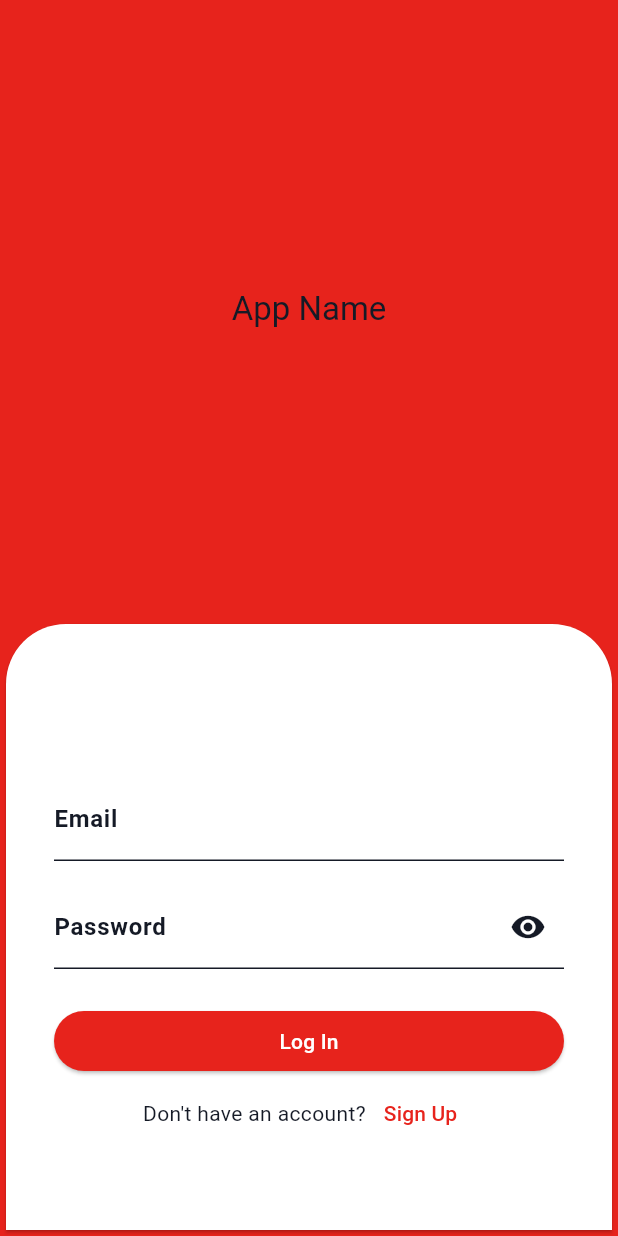
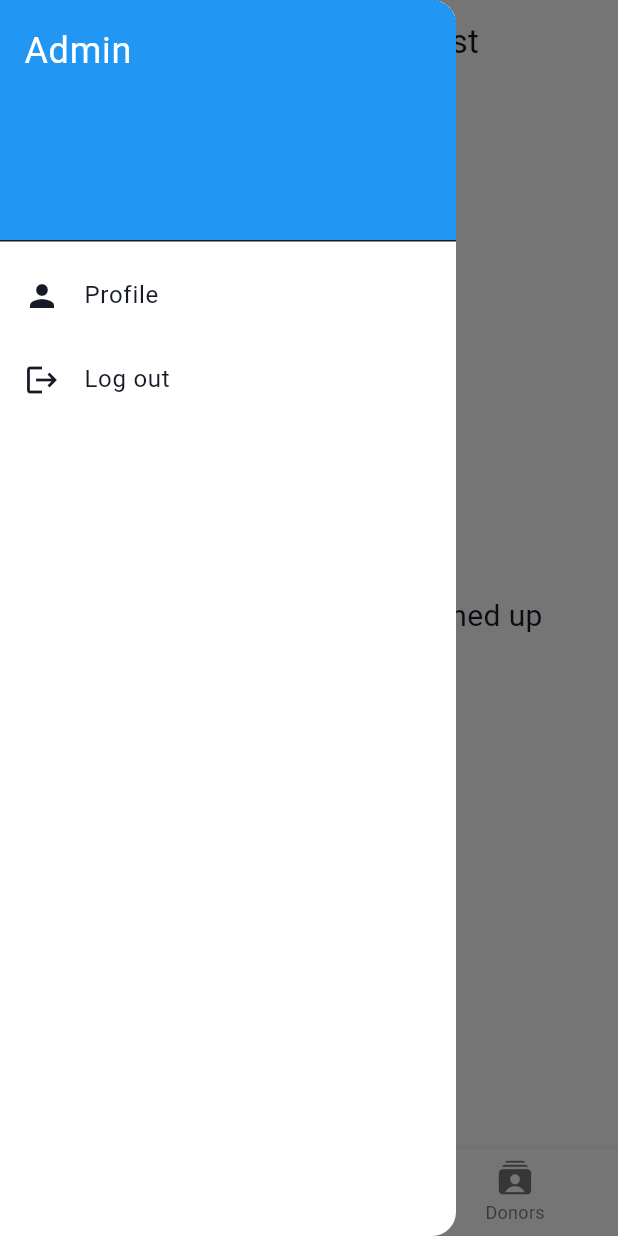
Before and after one commit to ICS-CMSC-23/Sayonarang, a Flutter app: the screen it shows after launch, with the side drawer open (before the commit the screen has no drawer), on a phone screen of 412 x 824 dp. Run offline on Flutter 3.47's test engine with Material 3 defaults, Android fonts, the phone set to English and light mode, and no system bars; our stand-ins replace cloud_firestore, firebase_auth, firebase_core; accounts and stored records are empty.

Commit message:
feat: add basic admin pages

```diff
--- a/lib/main.dart
+++ b/lib/main.dart
@@ -8,6 +8,9 @@ import './providers/user_provider.dart';
 import 'package:donation_app/screens/org/org_donation_drives.dart';
 import 'package:donation_app/screens/org/org_home.dart';
 import 'package:donation_app/screens/org/org_profile.dart';
+
+import 'providers/admin_provider.dart';
+import 'screens/admin/admin_home.dart';
 
 void main() async {
   WidgetsFlutterBinding.ensureInitialized();
@@ -22,6 +25,7 @@ void main() async {
         // ChangeNotifierProvider(create: ((context) => DonationDriveProvider())),
         // ChangeNotifierProvider(create: ((context) => UserProvider())),
         ChangeNotifierProvider(create: ((context) => MyAuthProvider())),
+        ChangeNotifierProvider(create: ((context) => AdminProvider())),
       ],
       child: MyApp(),
     ),
@@ -56,7 +60,7 @@ class MyApp extends StatelessWidget {
         colorScheme: colorScheme,
         useMaterial3: true,
       ),
-      initialRoute: '/',
+      initialRoute: '/admin',
       routes: {
         // set the routes of the pages
         '/': (context) => const LoginPage(),
@@ -64,6 +68,7 @@ class MyApp extends StatelessWidget {
         '/org/home': (context) => const OrgHomePage(),
         '/org/profile': (context) => const OrgProfilePage(),
         '/org/drives': (context) => const OrgDonationDrivesPage(),
+        '/admin': (context) => const AdminView(),
       },
     );
   }
--- /dev/null
+++ b/lib/providers/admin_provider.dart
@@ -0,0 +1,12 @@
+import 'package:flutter/material.dart';
+
+class AdminProvider with ChangeNotifier {
+  int _selectedIndex = 0;
+
+  int get selectedIndex => _selectedIndex;
+
+  void updateIndex(int index) {
+    _selectedIndex = index;
+    notifyListeners();
+  }
+}
--- /dev/null
+++ b/lib/screens/admin/admin_home.dart
@@ -0,0 +1,91 @@
+import 'package:flutter/material.dart';
+import 'package:provider/provider.dart';
+import '../../providers/admin_provider.dart';
+import 'admin_donors.dart';
+import 'admin_organizations.dart';
+import 'admin_waitlist.dart';
+import 'package:flutter/cupertino.dart';
+
+class AdminView extends StatelessWidget {
+  const AdminView({super.key});
+
+  static const List<String> _pageTitles = [
+    'Approval Wait list',
+    'Organizations',
+    'Donors'
+  ];
+
+  @override
+  Widget build(BuildContext context) {
+    final provider = Provider.of<AdminProvider>(context);
+
+    return Scaffold(
+      appBar: AppBar(
+        title: Center(child: Text(_pageTitles[provider.selectedIndex])),
+      ),
+      body: Center(
+        child: _AdminPages.elementAt(provider.selectedIndex),
+      ),
+      drawer: Drawer(
+        child: ListView(
+          padding: EdgeInsets.zero,
+          children: <Widget>[
+            DrawerHeader(
+              decoration: BoxDecoration(
+                color: Colors.blue,
+              ),
+              child: Text(
+                'Admin',
+                style: TextStyle(
+                  color: Colors.white,
+                  fontSize: 24,
+                ),
+              ),
+            ),
+            ListTile(
+              leading: Icon(Icons.person),
+              title: Text('Profile'),
+              onTap: () {
+                // Handle Profile tap
+                // Navigator.pushNamed(context, '/profile');
+              },
+            ),
+            ListTile(
+              leading: Icon(Icons.logout),
+              title: Text('Log out'),
+              onTap: () {
+                // Handle Log out tap
+                // Implement log out logic here
+              },
+            ),
+          ],
+        ),
+      ),
+      bottomNavigationBar: BottomNavigationBar(
+        items: const <BottomNavigationBarItem>[
+          BottomNavigationBarItem(
+            icon: Icon(CupertinoIcons.doc_on_clipboard),
+            label: 'Approval Waitlist',
+          ),
+          BottomNavigationBarItem(
+            icon: Icon(Icons.business),
+            label: 'Organizations',
+          ),
+          BottomNavigationBarItem(
+            icon: Icon(CupertinoIcons.rectangle_stack_person_crop_fill),
+            label: 'Donors',
+          ),
+        ],
+        currentIndex: provider.selectedIndex,
+        selectedItemColor: Colors.blue,
+        onTap: (index) => provider.updateIndex(index),
+      ),
+    );
+  }
+
+  static List<Widget> _AdminPages = <Widget>[
+    AdminApprovalWaitList(),
+    ViewOrganizations(),
+    ViewDonors(),
+  ];
+}
--- /dev/null
+++ b/lib/screens/admin/admin_waitlist.dart
@@ -0,0 +1,13 @@
+import 'package:flutter/material.dart';
+
+class AdminApprovalWaitList extends StatelessWidget {
+  @override
+  Widget build(BuildContext context) {
+    return Center(
+      child: Text(
+        'List of organization that signed up',
+        style: TextStyle(fontSize: 20),
+      ),
+    );
+  }
+}
```
Also changed, not shown: lib/screens/admin/admin_donors.dart (added, +13 -0 lines), lib/screens/admin/admin_organizations.dart (added, +13 -0 lines), pubspec.lock, 5 other files.
